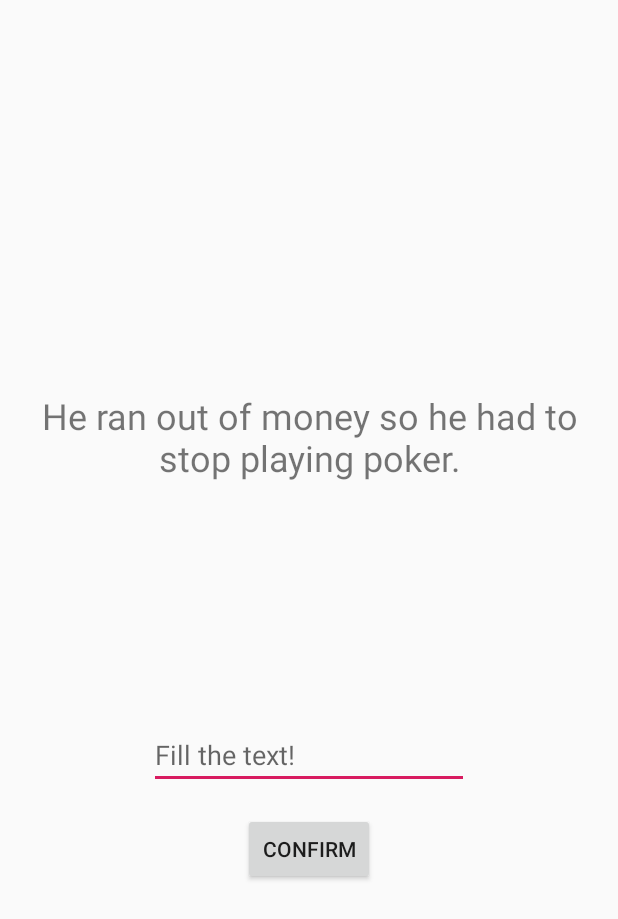
After one commit to BartoszDopke/YoungBrainApp, an Android app: the FillTheTextActivity screen opened directly, with no data from a screen before it, on a phone screen of 412 x 824 dp. The commit adds this screen. Shown: the top 919 px of the screen. Run offline under Robolectric (Android 15) with nearby library versions, the phone set to English and light mode, and no system bars.

Commit message:
adding Fill The Text game (working properly) plus Virtual Device change because of error

```diff
--- a/app/src/main/AndroidManifest.xml
+++ b/app/src/main/AndroidManifest.xml
@@ -13,7 +13,8 @@
         android:supportsRtl="true"
         android:theme="@style/AppTheme"
         tools:ignore="GoogleAppIndexingWarning">
-        <activity android:name=".MathChainActivity"></activity>
+        <activity android:name=".FillTheTextActivity"></activity>
+        <activity android:name=".MathChainActivity" />
         <activity android:name=".GeomemotryActivity" />
         <activity android:name=".RememberTheSequenceActivity" />
         <activity android:name=".RegisterActivity" />
--- /dev/null
+++ b/app/src/main/java/com/pracainzynierska/inzynierka/FillTheTextActivity.java
@@ -0,0 +1,130 @@
+package com.pracainzynierska.inzynierka;
+
+import androidx.appcompat.app.AppCompatActivity;
+
+import android.graphics.Color;
+import android.os.Bundle;
+import android.os.Handler;
+import android.util.Log;
+import android.view.View;
+import android.widget.Button;
+import android.widget.EditText;
+import android.widget.TextView;
+
+import java.util.ArrayList;
+import java.util.Arrays;
+import java.util.Random;
+
+public class FillTheTextActivity extends AppCompatActivity {
+
+    TextView TextToFill, answerCheck;
+    EditText EditTextFilling;
+    Button confirmButton;
+    String[] exampleTextArray = {
+            "The lake is a long way from here.",
+            "This is the last random sentence I will be writing and I am going to stop mid-sent",
+            "We have never been to Asia, nor have we visited Africa.",
+            "The stranger officiates the meal.",
+            "He ran out of money, so he had to stop playing poker.",
+            "The mysterious diary records the voice."};
+    String userResult, wordToFill;
+    String choosenSentence, sentenceToShow;
+    int randomChoice, wordToFillNumber;
+    String[] choosenSentenceArray;
+    ArrayList<String> choosenSentenceList;
+
+    @Override
+    protected void onCreate(Bundle savedInstanceState) {
+        super.onCreate(savedInstanceState);
+        setContentView(R.layout.activity_fill_the_text);
+
+        TextToFill = findViewById(R.id.TextToFill);
+        EditTextFilling = findViewById(R.id.EditTextFilling);
+        answerCheck = findViewById(R.id.answer_check);
+        answerCheck.setTextColor(Color.RED);
+
+        randomChoice = new Random().nextInt(exampleTextArray.length);
+        choosenSentence = exampleTextArray[randomChoice];
+        choosenSentenceArray = choosenSentence.split(" ");
+        choosenSentenceList = new ArrayList<>(Arrays.asList(choosenSentenceArray));
+        wordToFill = choosenSentenceArray[new Random().nextInt(choosenSentenceArray.length)];
+        wordToFill = wordToFill.toLowerCase();
+
+        Handler handler = new Handler();
+        handler.postDelayed(new Runnable() {
+            @Override
+            public void run() {
+                choosenSentenceList.remove(wordToFill);
+                TextToFill.setText("" + choosenSentenceList.toString().replace("[","").replace("]","").replace(",", ""));
+            }
+        },3000);
+        TextToFill.setText("" + choosenSentenceList.toString().replace("[","").replace("]","").replace(",", ""));
+
+        //Log.i("brakujace slowo create","brakujące słowo onCreate: " + wordToFill);
+
+        confirmButton = findViewById(R.id.confirm_btn);
+        confirmButton.setOnClickListener(new View.OnClickListener() {
+            @Override
+            public void onClick(View v) {
+                userResult = EditTextFilling.getText().toString().toLowerCase();
+                Log.i("userResult","userResult: " + userResult);
+                checkResult();
+                EditTextFilling.setText("");
+            }
+        });
+    }
+
+    private void checkResult() {
+        Handler handler = new Handler();
+        if(userResult.equals(wordToFill))
+        {
+            handler.postDelayed(new Runnable() {
+                @Override
+                public void run() {
+                    answerCheck.setVisibility(View.INVISIBLE);
+
+                }
+            },1000);
+            answerCheck.setText("Correct answer!");
+            answerCheck.setVisibility(View.VISIBLE);
+
+        }
+        else {
+            handler.postDelayed(new Runnable() {
+                @Override
+                public void run() {
+                    answerCheck.setVisibility(View.INVISIBLE);
+                }
+            },1000);
+            answerCheck.setText("That's not correct answer!");
+            answerCheck.setVisibility(View.VISIBLE);
+        }
+        showAnotherText();
+    }
+
+    private void showAnotherText() {
+
+        randomChoice = new Random().nextInt(exampleTextArray.length);
+        TextToFill.setText(exampleTextArray[randomChoice]);
+
+        choosenSentence = exampleTextArray[randomChoice];
+        choosenSentenceArray = choosenSentence.split(" ");
+
+        choosenSentenceList = new ArrayList<>(Arrays.asList(choosenSentenceArray));
+
+        wordToFill = choosenSentenceArray[new Random().nextInt(choosenSentenceArray.length)];
+        wordToFill = wordToFill.toLowerCase();
+
+        Handler handler = new Handler();
+        handler.postDelayed(new Runnable() {
+            @Override
+            public void run() {
+                choosenSentenceList.remove(wordToFill);
+                TextToFill.setText("" + choosenSentenceList.toString().replace("[","").replace("]","").replace(",", ""));
+            }
+        },3000);
+        TextToFill.setText("" + choosenSentenceList.toString().replace("[","").replace("]","").replace(",", ""));
+
+        //Log.i("brakujace slowo showat","brakujące słowo showAnotherText: " + wordToFill);
+    }
+}
--- /dev/null
+++ b/app/src/main/res/layout/activity_fill_the_text.xml
@@ -0,0 +1,59 @@
+<?xml version="1.0" encoding="utf-8"?>
+<androidx.constraintlayout.widget.ConstraintLayout xmlns:android="http://schemas.android.com/apk/res/android"
+    xmlns:app="http://schemas.android.com/apk/res-auto"
+    xmlns:tools="http://schemas.android.com/tools"
+    android:layout_width="match_parent"
+    android:layout_height="match_parent"
+    tools:context=".FillTheTextActivity">
+
+    <TextView
+        android:id="@+id/TextToFill"
+        android:layout_width="359dp"
+        android:layout_height="219dp"
+        android:gravity="center"
+        android:text=""
+        android:textSize="24sp"
+        app:layout_constraintBottom_toBottomOf="parent"
+        app:layout_constraintEnd_toEndOf="parent"
+        app:layout_constraintStart_toStartOf="parent"
+        app:layout_constraintTop_toTopOf="parent"
+        app:layout_constraintVertical_bias="0.3" />
+
+    <EditText
+        android:id="@+id/EditTextFilling"
+        android:layout_width="wrap_content"
+        android:layout_height="wrap_content"
+        android:layout_marginTop="80dp"
+        android:ems="10"
+        android:hint="@string/fill_the_text"
+        android:inputType="textPersonName"
+        android:text=""
+        app:layout_constraintEnd_toEndOf="parent"
+        app:layout_constraintStart_toStartOf="parent"
+        app:layout_constraintTop_toBottomOf="@+id/TextToFill" />
+
+    <Button
+        android:id="@+id/confirm_btn"
+        android:layout_width="wrap_content"
+        android:layout_height="wrap_content"
+        android:layout_marginTop="16dp"
+        android:text="@string/confirm_btn"
+        app:layout_constraintEnd_toEndOf="parent"
+        app:layout_constraintStart_toStartOf="parent"
+        app:layout_constraintTop_toBottomOf="@+id/EditTextFilling" />
+
+    <TextView
+        android:id="@+id/answer_check"
+        android:layout_width="182dp"
+        android:layout_height="63dp"
+        android:layout_marginBottom="50dp"
+        android:gravity="center"
+        android:text=""
+        android:textSize="24sp"
+        app:layout_constraintBottom_toTopOf="@+id/TextToFill"
+        app:layout_constraintEnd_toEndOf="parent"
+        app:layout_constraintHorizontal_bias="0.498"
+        app:layout_constraintStart_toStartOf="parent"
+        app:layout_constraintTop_toTopOf="parent"
+        app:layout_constraintVertical_bias="1.0" />
+</androidx.constraintlayout.widget.ConstraintLayout>
--- a/app/src/main/res/values/strings.xml
+++ b/app/src/main/res/values/strings.xml
@@ -148,4 +148,6 @@
     <string name="points">Points:</string>
     <string name="confirm_btn">Confirm</string>
     <string name="answer_text">Write your answer!</string>
+    <string name="text_to_fill">Kurs programowania Java stworzony został z myślą o osobach, które rozpoczynają swoją przygodę z programowaniem lub mają niewielkie doświadczenie z innym językiem programowania. W ramach kursu po wykupieniu dodatkowego pakietu oferujemy wsparcie merytoryczne - w razie problemów możesz nam zadawać nieograniczoną liczbę pytań. Kurs został zaktualizowany w kwietniu 2019r. i jest dostosowany do najnowszej wersji Javy.</string>
+    <string name="fill_the_text">Fill the text!</string>
 </resources>
```
Also changed, not shown: app/src/main/java/com/pracainzynierska/inzynierka/MathChainActivity.java (+37 -12 lines), app/src/main/java/com/pracainzynierska/inzynierka/UserPanelActivity.java (+1 -7 lines).
